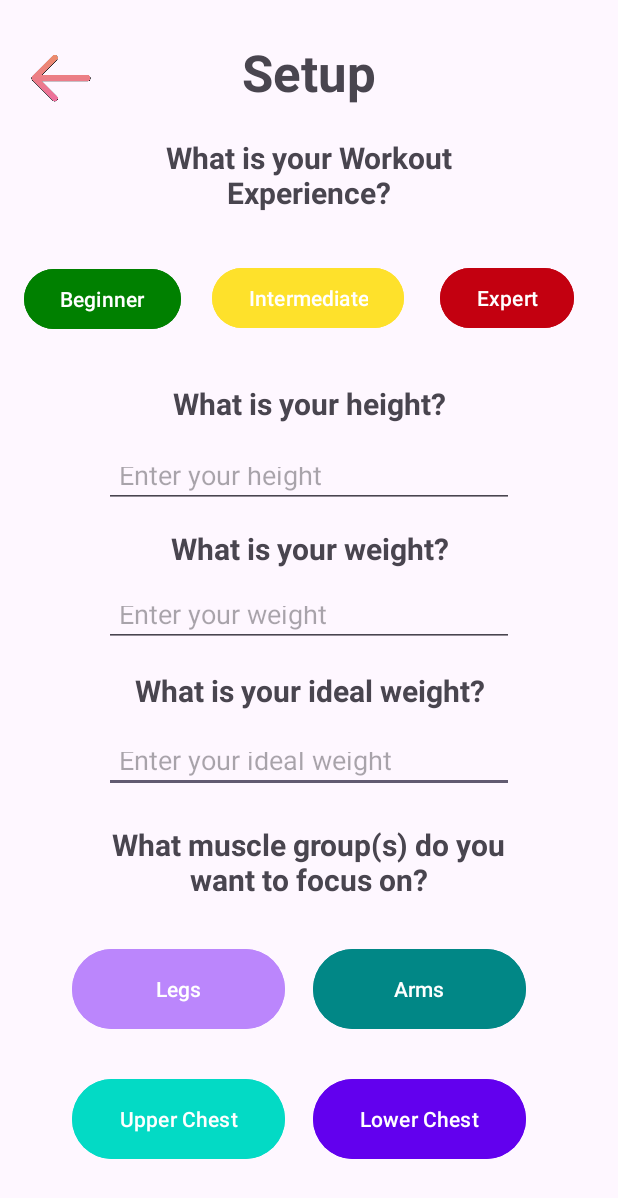
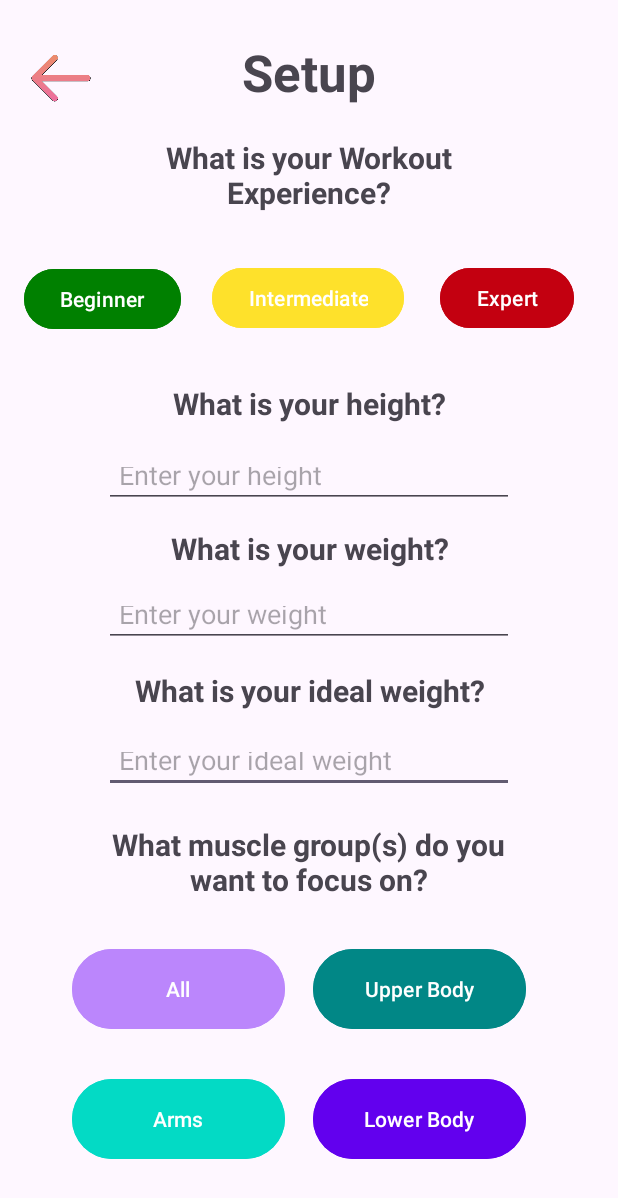
Before and after one commit to phamkevinusa/FITData, an Android app: the SetupActivity screen opened directly, with no data from a screen before it, on a phone screen of 412 x 824 dp. Shown: the top 1198 px of the screen. Run offline under Robolectric (Android 15) with nearby library versions, the phone set to English and light mode, and no system bars.

Commit message:
Master - App is Done

```diff
--- a/app/src/main/res/layout/setup_activity.xml
+++ b/app/src/main/res/layout/setup_activity.xml
@@ -11,7 +11,7 @@
         android:layout_height="61dp"
         android:layout_marginBottom="8dp"
         android:backgroundTint="@color/teal_700"
-        android:text="Arms"
+        android:text="Upper Body"
         app:layout_constraintBottom_toBottomOf="parent"
         app:layout_constraintEnd_toEndOf="parent"
         app:layout_constraintHorizontal_bias="0.773"
@@ -25,7 +25,7 @@
         android:layout_height="61dp"
         android:layout_marginBottom="8dp"
         android:backgroundTint="@color/purple_500"
-        android:text="Lower Chest"
+        android:text="Lower Body"
         app:layout_constraintBottom_toBottomOf="parent"
         app:layout_constraintEnd_toEndOf="parent"
         app:layout_constraintHorizontal_bias="0.773"
@@ -40,7 +40,7 @@
         android:layout_marginStart="48dp"
         android:layout_marginBottom="8dp"
         android:backgroundTint="@color/teal_200"
-        android:text="Upper Chest"
+        android:text="Arms"
         app:layout_constraintBottom_toBottomOf="parent"
         app:layout_constraintEnd_toStartOf="@+id/button16"
         app:layout_constraintHorizontal_bias="0.0"
@@ -55,7 +55,7 @@
         android:layout_marginStart="48dp"
         android:layout_marginBottom="8dp"
         android:backgroundTint="@color/purple_200"
-        android:text="Legs"
+        android:text="All"
         app:layout_constraintBottom_toBottomOf="parent"
         app:layout_constraintEnd_toStartOf="@+id/button17"
         app:layout_constraintHorizontal_bias="0.0"
```
Also changed, not shown: app/src/main/java/com/example/fitdata/ProfileActivity.java (+6 -5 lines), app/src/main/java/com/example/fitdata/SetupActivity.java (+12 -12 lines), app/src/main/java/com/example/fitdata/WorkoutActivity.java (+8 -0 lines).
